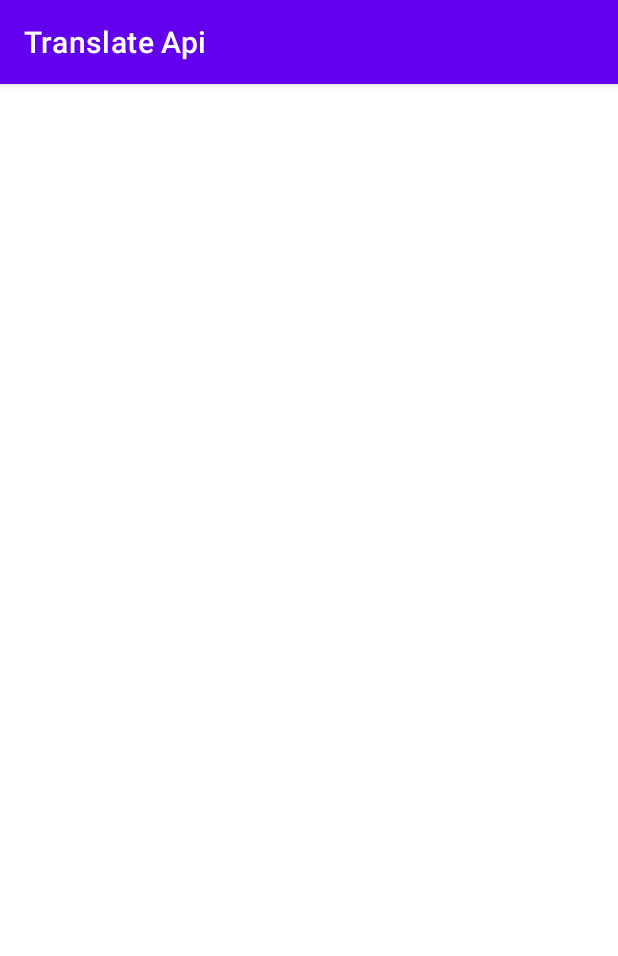
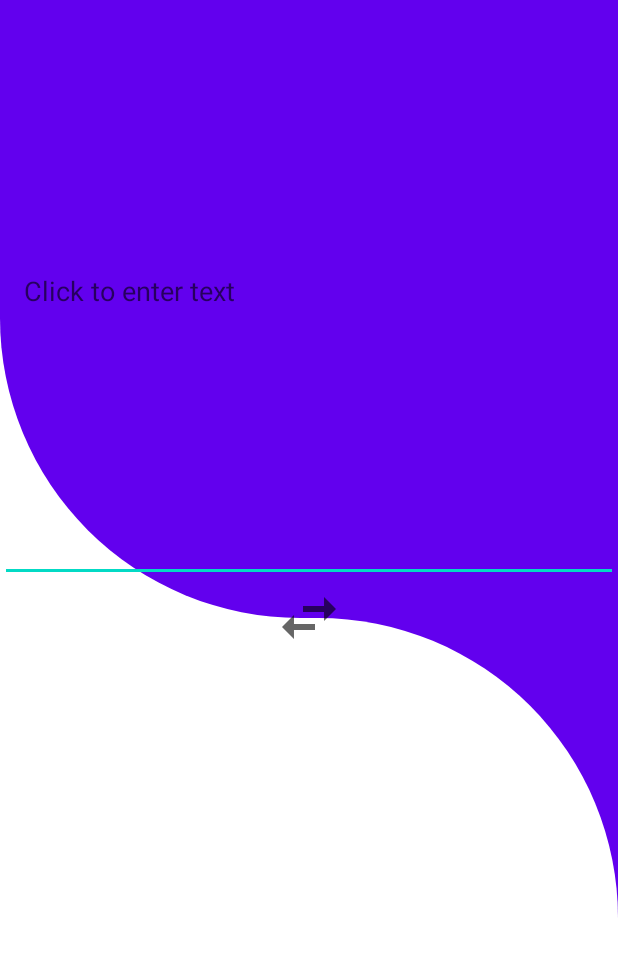
Before and after one commit to Karrar98/TranslateApi, an Android app: the screen it shows after launch (MainActivity), on a phone screen of 412 x 824 dp. Shown: the top 956 px of the screen. Run offline under Robolectric (Android 15) with nearby library versions, the phone set to English and light mode, and no system bars.

Commit message:
update design main activity and client code

```diff
--- a/app/build.gradle
+++ b/app/build.gradle
@@ -47,8 +47,7 @@ dependencies {
     implementation 'com.squareup.okhttp3:okhttp:4.9.0'
     implementation 'com.google.code.gson:gson:2.8.8'
 
-
      // coroutines & lifecycle library
-    implementation 'org.jetbrains.kotlinx:kotlinx-coroutines-android:1.5.1-native-mt'
+    implementation 'org.jetbrains.kotlinx:kotlinx-coroutines-android:1.4.1'
     implementation "androidx.lifecycle:lifecycle-runtime-ktx:2.3.1"
 }
--- a/app/src/main/AndroidManifest.xml
+++ b/app/src/main/AndroidManifest.xml
@@ -1,6 +1,8 @@
 <?xml version="1.0" encoding="utf-8"?>
 <manifest xmlns:android="http://schemas.android.com/apk/res/android"
     package="com.example.translateapi">
+
+    <uses-permission android:name="android.permission.INTERNET" />
 
     <application
         android:allowBackup="true"
--- a/app/src/main/java/com/example/translateapi/model/Languages.kt
+++ b/app/src/main/java/com/example/translateapi/model/Languages.kt
@@ -1,5 +1,3 @@
 package com.example.translateapi.model
 
-import com.google.gson.annotations.SerializedName
-
 class Languages : ArrayList<LanguagesItem>()
--- a/app/src/main/java/com/example/translateapi/model/ResultTranslated.kt
+++ b/app/src/main/java/com/example/translateapi/model/ResultTranslated.kt
@@ -1,5 +1,4 @@
 package com.example.translateapi.model
-
 
 import com.google.gson.annotations.SerializedName
 
--- a/app/src/main/java/com/example/translateapi/network/Client.kt
+++ b/app/src/main/java/com/example/translateapi/network/Client.kt
@@ -1,6 +1,5 @@
 package com.example.translateapi.network
 
-import android.util.Log
 import com.example.translateapi.model.Languages
 import com.example.translateapi.model.ResultTranslated
 import com.example.translateapi.utils.Constant
@@ -17,7 +16,7 @@ object Client {
     val gson = Gson()
 
 
-    private fun BaseUrl(pathSegment: String, queryMap: Map<String, String>?) =
+    fun BaseUrl(pathSegment: String, queryMap: Map<String, String>?) =
         HttpUrl.Builder().scheme(Constant.Url.SCHEME).
         host(Constant.Url.HOST).addPathSegment(pathSegment).apply {
         if (pathSegment == Constant.TRANSLATE) {
@@ -27,36 +26,20 @@ object Client {
         }
     }.toString()
 
-    fun initRequestLanguage(): Status<Languages> {
-        val request = Request.Builder().url(BaseUrl(Constant.LANGUAGE, null)).build()
+
+    inline fun <reified T> initRequest(typeRequest: String, queryMap: Map<String, String>?): Status<T>{
+        val postBody = FormBody.Builder().build()
+        val request = Request.Builder().url(BaseUrl(typeRequest, queryMap)).apply {
+            if (typeRequest == Constant.TRANSLATE) {
+                post(postBody)
+            }
+        }.build()
         val response = client.newCall(request).execute()
 
         return if (response.isSuccessful) {
             val parserResponse = gson.fromJson(
                 response.body?.string(),
-                Languages::class.java
-            )
-            Status.Success(parserResponse)
-        } else {
-            Status.Error(response.message)
-        }
-    }
-
-    fun initRequestTranslate(queryMap: Map<String, String>): Status<ResultTranslated> {
-        val postBody = FormBody.Builder().build()
-//            .add(Constant.Translate.QUERY, q)
-//            .add(Constant.Translate.SOURCE, source)
-//            .add(Constant.Translate.TARGET, target)
-//            .build()
-        Log.i("Karrar_j_d", BaseUrl(Constant.TRANSLATE, queryMap))
-        val url = "https://translate.argosopentech.com/translate?q=book&source=en&target=ar"
-        val request = Request.Builder().url(url).post(postBody).build()
-        val response = client.newCall(request).execute()
-
-        return if (response.isSuccessful) {
-            val parserResponse = gson.fromJson(
-                response.body?.string(),
-                ResultTranslated::class.java
+                T::class.java
             )
             Status.Success(parserResponse)
         } else {
--- a/app/src/main/java/com/example/translateapi/repositry/LanguageRepository.kt
+++ b/app/src/main/java/com/example/translateapi/repositry/LanguageRepository.kt
@@ -1,6 +1,8 @@
 package com.example.translateapi.repositry
 
+import com.example.translateapi.model.Languages
 import com.example.translateapi.network.Client
+import com.example.translateapi.utils.Constant
 import com.example.translateapi.utils.Status
 import kotlinx.coroutines.Dispatchers
 import kotlinx.coroutines.flow.flow
@@ -8,8 +10,8 @@ import kotlinx.coroutines.flow.flowOn
 
 object LanguageRepository {
 
-    fun getLanguage() = flow {
+    fun getLanguage() = flow <Status<Languages>>{
         emit(Status.Loading)
-        emit(Client.initRequestLanguage())
+        emit(Client.initRequest(queryMap = null, typeRequest = Constant.LANGUAGE))
     }.flowOn(Dispatchers.IO)
 }
--- a/app/src/main/java/com/example/translateapi/repositry/TranslateRepository.kt
+++ b/app/src/main/java/com/example/translateapi/repositry/TranslateRepository.kt
@@ -1,6 +1,8 @@
 package com.example.translateapi.repositry
 
+import com.example.translateapi.model.ResultTranslated
 import com.example.translateapi.network.Client
+import com.example.translateapi.utils.Constant
 import com.example.translateapi.utils.Status
 import kotlinx.coroutines.Dispatchers
 import kotlinx.coroutines.flow.flow
@@ -8,8 +10,10 @@ import kotlinx.coroutines.flow.flowOn
 
 object TranslateRepository {
 
-    fun getTranslateQuery(queryMap: Map<String, String>) = flow {
+    fun getTranslateData(queryMap: Map<String, String>) = flow <Status<ResultTranslated>>{
         emit(Status.Loading)
-        emit(Client.initRequestTranslate(queryMap = queryMap))
+        emit(Client.initRequest(queryMap = queryMap, typeRequest = Constant.TRANSLATE))
     }.flowOn(Dispatchers.IO)
+
+
 }
--- a/app/src/main/java/com/example/translateapi/ui/MainActivity.kt
+++ b/app/src/main/java/com/example/translateapi/ui/MainActivity.kt
@@ -3,9 +3,12 @@ package com.example.translateapi.ui
 import androidx.appcompat.app.AppCompatActivity
 import android.os.Bundle
 import android.util.Log
-import android.widget.Toast
+import android.view.View
+import android.widget.AdapterView
+import android.widget.ArrayAdapter
 import androidx.core.widget.doOnTextChanged
 import androidx.lifecycle.lifecycleScope
+import com.example.translateapi.R
 import com.example.translateapi.databinding.ActivityMainBinding
 import com.example.translateapi.model.Languages
 import com.example.translateapi.model.ResultTranslated
@@ -13,7 +16,6 @@ import com.example.translateapi.repositry.LanguageRepository
 import com.example.translateapi.repositry.TranslateRepository
 import com.example.translateapi.utils.Constant
 import com.example.translateapi.utils.Status
-import kotlinx.coroutines.async
 import kotlinx.coroutines.flow.catch
 import kotlinx.coroutines.flow.collect
 import kotlinx.coroutines.flow.onCompletion
@@ -22,21 +24,33 @@ import kotlinx.coroutines.launch
 class MainActivity : AppCompatActivity() {
 
     private lateinit var binding: ActivityMainBinding
-    private var queryMap: MutableMap<String, String>? = null
+    private var queryMap = mutableMapOf<String, String>()
+    private val arrayLangName: ArrayList<String> = arrayListOf()
+    private val arrayLangCode: ArrayList<String> = arrayListOf()
+    private var selectLangSource: String? = null
+    private var selectLangTarget: String? = null
 
     override fun onCreate(savedInstanceState: Bundle?) {
         super.onCreate(savedInstanceState)
         binding = ActivityMainBinding.inflate(layoutInflater)
         setContentView(binding.root)
 
+        setup()
+    }
+
+    private fun setup() {
+        initInput()
+        initSpinner()
+    }
+
+    private fun initInput() {
         binding.sourceText.doOnTextChanged { text, start, before, count ->
-            queryMap?.set(Constant.Translate.QUERY, text.toString())
-            queryMap?.set(Constant.Translate.SOURCE, "en")
-            queryMap?.set(Constant.Translate.TARGET, "ar")
-            queryMap?.let { makeTranslateRequest(it) }
-            initSpinner()
+            queryMap[Constant.Translate.QUERY] = text.toString()
+            queryMap[Constant.Translate.SOURCE] = selectLangSource.toString()
+            queryMap[Constant.Translate.TARGET] = selectLangTarget.toString()
+            makeTranslateRequest(queryMap = queryMap)
+            Log.i("Karrar_j_d", selectLangSource.toString())
         }
-        initSpinner()
     }
 
     private fun initSpinner() {
@@ -77,19 +91,41 @@ class MainActivity : AppCompatActivity() {
     }
 
     private fun setSpinner(data: Languages) {
-        Log.i("Karrar_j_d", data.toString())
+        data.forEach {
+            arrayLangName.add(it.name.toString())
+            arrayLangCode.add(it.code.toString())
+        }
+        val arrayAdapter = ArrayAdapter(this, R.layout.item_dropdown, arrayLangName)
+        binding.dropdownLangSource.apply {
+            setAdapter(arrayAdapter)
+            onItemSelectedListener = object: AdapterView.OnItemSelectedListener{
+                override fun onItemSelected(p0: AdapterView<*>?, p1: View?, position: Int, p3: Long) {
+                    selectLangSource = arrayLangCode[position]
+                }
+
+                override fun onNothingSelected(p0: AdapterView<*>?) {
+
+                }
+            }
+        }
+        binding.dropdownLangTarget.apply {
+            setAdapter(arrayAdapter)
+            onItemSelectedListener = object: AdapterView.OnItemSelectedListener{
+                override fun onItemSelected(p0: AdapterView<*>?, p1: View?, position: Int, p3: Long) {
+                    selectLangTarget = arrayLangCode[position]
+                }
+
+                override fun onNothingSelected(p0: AdapterView<*>?) {
+
+                }
+            }
+        }
     }
 
     private fun makeTranslateRequest(queryMap: Map<String, String>) {
-        lifecycleScope.async {
-            TranslateRepository.getTranslateQuery( queryMap = queryMap).onCompletion {
 
-            }.catch {
-
-            }.collect{
-                Log.i("Karrar_j_d", it.toString())
-                getResultTranslate(it)
-            }
+       lifecycleScope.launch {
+            TranslateRepository.getTranslateData( queryMap = queryMap).collect(::getResultTranslate)
         }
     }
 
@@ -110,7 +146,6 @@ class MainActivity : AppCompatActivity() {
 //                ).show()
             }
             is Status.Success -> {
-                Log.i("Karrar_j_d", response.data.translatedText.toString())
                 setData(response.data)
             }
         }
--- /dev/null
+++ b/app/src/main/res/drawable/ic_swap.xml
@@ -0,0 +1,10 @@
+<vector xmlns:android="http://schemas.android.com/apk/res/android"
+    android:width="24dp"
+    android:height="24dp"
+    android:viewportWidth="24"
+    android:viewportHeight="24"
+    android:tint="?attr/colorControlNormal">
+  <path
+      android:fillColor="@android:color/white"
+      android:pathData="M6.99,11L3,15l3.99,4v-3H14v-2H6.99v-3zM21,9l-3.99,-4v3H10v2h7.01v3L21,9z"/>
+</vector>
--- /dev/null
+++ b/app/src/main/res/drawable/shape1.xml
@@ -0,0 +1,8 @@
+<?xml version="1.0" encoding="utf-8"?>
+<shape xmlns:android="http://schemas.android.com/apk/res/android"
+    android:shape="rectangle">
+
+    <solid android:color="@color/design_default_color_primary" />
+    <corners android:bottomLeftRadius="200dp" />
+
+</shape>
--- /dev/null
+++ b/app/src/main/res/drawable/shape2.xml
@@ -0,0 +1,8 @@
+<?xml version="1.0" encoding="utf-8"?>
+<shape xmlns:android="http://schemas.android.com/apk/res/android"
+    android:shape="rectangle">
+
+    <solid android:color="@color/white" />
+    <corners android:topRightRadius="200dp" />
+
+</shape>
--- a/app/src/main/res/layout/activity_main.xml
+++ b/app/src/main/res/layout/activity_main.xml
@@ -6,19 +6,82 @@
     android:layout_height="match_parent"
     tools:context=".ui.MainActivity">
 
-    <EditText
-        android:id="@+id/source_text"
-        android:layout_width="match_parent"
-        android:layout_height="200dp"
+    <include
+        android:id="@+id/include"
+        layout="@layout/backgroundui"
+        android:layout_width="0dp"
+        android:layout_height="0dp"
+        app:layout_constraintBottom_toBottomOf="parent"
         app:layout_constraintEnd_toEndOf="parent"
         app:layout_constraintStart_toStartOf="parent"
         app:layout_constraintTop_toTopOf="parent" />
 
-    <TextView
-        android:id="@+id/target_text"
+    <ImageView
+        android:layout_width="48dp"
+        android:layout_height="48dp"
+        android:src="@drawable/ic_swap"
+        app:layout_constraintBottom_toBottomOf="parent"
+        app:layout_constraintEnd_toEndOf="parent"
+        app:layout_constraintStart_toStartOf="parent"
+        app:layout_constraintTop_toTopOf="parent" />
+
+    <LinearLayout
         android:layout_width="match_parent"
+        android:layout_height="0dp"
+        android:orientation="vertical"
+        app:layout_constraintBottom_toTopOf="@+id/dropdown_lang_source"
+        app:layout_constraintTop_toTopOf="parent">
+
+        <EditText
+            android:id="@+id/source_text"
+            android:layout_width="match_parent"
+            android:layout_height="0dp"
+            android:layout_weight="1"
+            android:hint="@string/click_to_enter_text"
+            android:padding="16dp"
+            app:layout_constraintEnd_toEndOf="parent"
+            app:layout_constraintStart_toStartOf="parent"
+            app:layout_constraintTop_toTopOf="parent" />
+
+        <TextView
+            android:id="@+id/target_text"
+            android:layout_width="match_parent"
+            android:layout_height="0dp"
+            android:layout_weight="1"
+            android:elevation="1dp"
+            android:padding="16dp"
+            android:textSize="24sp"
+            android:gravity="center_vertical"
+            app:layout_constraintBottom_toTopOf="@+id/textInputLayout"
+            app:layout_constraintEnd_toEndOf="parent"
+            app:layout_constraintStart_toStartOf="parent"
+            app:layout_constraintTop_toBottomOf="@+id/source_text" />
+
+    </LinearLayout>
+
+
+    <Spinner
+        android:id="@+id/dropdown_lang_source"
+        android:layout_width="0dp"
         android:layout_height="wrap_content"
-        android:textSize="18sp"
-        app:layout_constraintTop_toBottomOf="@+id/source_text" />
+        android:layout_margin="24dp"
+        android:hint="@string/source_language"
+        app:layout_constraintBottom_toBottomOf="@+id/include"
+        app:layout_constraintEnd_toStartOf="@+id/dropdown_lang_target"
+        app:layout_constraintHorizontal_chainStyle="packed"
+        app:layout_constraintStart_toEndOf="@+id/include"
+        app:layout_constraintStart_toStartOf="parent" />
+
+    <Spinner
+        android:id="@+id/dropdown_lang_target"
+        android:layout_width="0dp"
+        android:layout_height="wrap_content"
+        android:layout_marginRight="24dp"
+        android:layout_marginBottom="24dp"
+        android:hint="@string/target_language"
+        app:layout_constraintBottom_toBottomOf="@+id/include"
+        app:layout_constraintEnd_toEndOf="parent"
+        app:layout_constraintStart_toEndOf="@+id/dropdown_lang_source" />
+
 
 </androidx.constraintlayout.widget.ConstraintLayout>
--- /dev/null
+++ b/app/src/main/res/layout/backgroundui.xml
@@ -0,0 +1,37 @@
+<?xml version="1.0" encoding="utf-8"?>
+<androidx.constraintlayout.widget.ConstraintLayout xmlns:android="http://schemas.android.com/apk/res/android"
+    xmlns:app="http://schemas.android.com/apk/res-auto"
+    xmlns:tools="http://schemas.android.com/tools"
+    android:layout_width="match_parent"
+    android:layout_height="match_parent"
+    tools:context=".MainActivity">
+
+    <LinearLayout
+        android:id="@+id/linearLayout"
+        android:layout_width="match_parent"
+        android:layout_height="0dp"
+        android:background="@color/design_default_color_primary"
+        app:layout_constraintBottom_toBottomOf="parent"
+        app:layout_constraintEnd_toEndOf="parent"
+        app:layout_constraintStart_toStartOf="parent"
+        app:layout_constraintTop_toBottomOf="@+id/top_view">
+
+        <View
+            android:layout_width="match_parent"
+            android:layout_height="match_parent"
+            android:background="@drawable/shape2" />
+
+    </LinearLayout>
+
+    <View
+        android:id="@+id/top_view"
+        android:layout_width="match_parent"
+        android:layout_height="0dp"
+        android:background="@drawable/shape1"
+        app:layout_constraintBottom_toTopOf="@+id/linearLayout"
+        app:layout_constraintEnd_toEndOf="parent"
+        app:layout_constraintStart_toStartOf="parent"
+        app:layout_constraintTop_toTopOf="parent"
+        app:layout_constraintVertical_chainStyle="packed" />
+
+</androidx.constraintlayout.widget.ConstraintLayout>
--- /dev/null
+++ b/app/src/main/res/layout/item_dropdown.xml
@@ -0,0 +1,10 @@
+<?xml version="1.0" encoding="utf-8"?>
+<TextView xmlns:android="http://schemas.android.com/apk/res/android"
+    android:id="@+id/txt_lang"
+    android:layout_width="match_parent"
+    android:layout_height="wrap_content"
+    android:textSize="18sp"
+    android:textColor="@color/black"
+    android:textStyle="bold"
+    android:text="lang"
+    android:padding="16dp"/>
--- a/app/src/main/res/values-night/themes.xml
+++ /dev/null
@@ -1,16 +0,0 @@
-<resources xmlns:tools="http://schemas.android.com/tools">
-    <!-- Base application theme. -->
-    <style name="Theme.TranslateApi" parent="Theme.MaterialComponents.DayNight.DarkActionBar">
-        <!-- Primary brand color. -->
-        <item name="colorPrimary">@color/purple_200</item>
-        <item name="colorPrimaryVariant">@color/purple_700</item>
-        <item name="colorOnPrimary">@color/black</item>
-        <!-- Secondary brand color. -->
-        <item name="colorSecondary">@color/teal_200</item>
-        <item name="colorSecondaryVariant">@color/teal_200</item>
-        <item name="colorOnSecondary">@color/black</item>
-        <!-- Status bar color. -->
-        <item name="android:statusBarColor" tools:targetApi="l">?attr/colorPrimaryVariant</item>
-        <!-- Customize your theme here. -->
-    </style>
-</resources>
--- a/app/src/main/res/values/strings.xml
+++ b/app/src/main/res/values/strings.xml
@@ -1,3 +1,6 @@
 <resources>
     <string name="app_name">Translate Api</string>
+    <string name="click_to_enter_text">Click to enter text</string>
+    <string name="source_language">Source Language</string>
+    <string name="target_language">Target Language</string>
 </resources>
--- a/app/src/main/res/values/themes.xml
+++ b/app/src/main/res/values/themes.xml
@@ -1,6 +1,6 @@
 <resources xmlns:tools="http://schemas.android.com/tools">
     <!-- Base application theme. -->
-    <style name="Theme.TranslateApi" parent="Theme.MaterialComponents.DayNight.DarkActionBar">
+    <style name="Theme.TranslateApi" parent="Theme.MaterialComponents.DayNight.NoActionBar">
         <!-- Primary brand color. -->
         <item name="colorPrimary">@color/purple_500</item>
         <item name="colorPrimaryVariant">@color/purple_700</item>
```
Also changed, not shown: app/src/main/java/com/example/translateapi/utils/Status.kt (line endings or trailing spaces).
